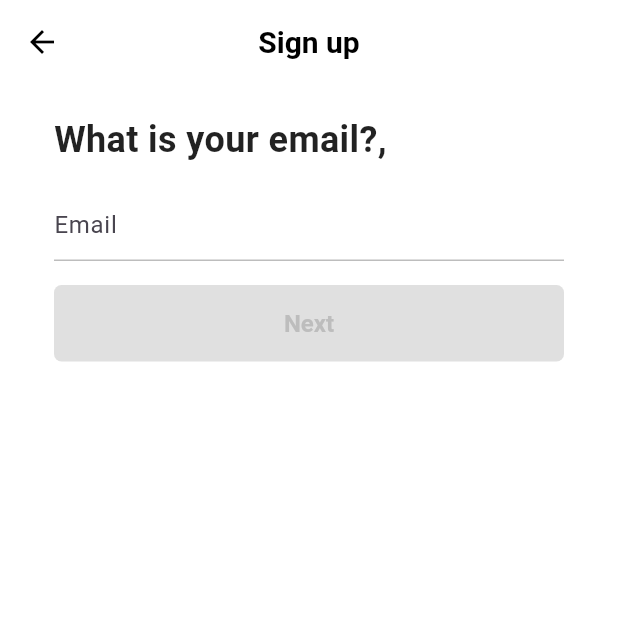
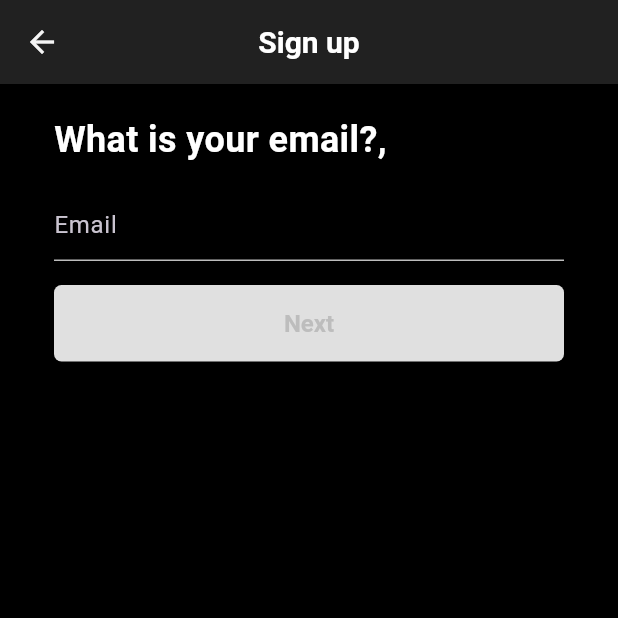
Before and after one commit to ghrms80/tiktok-clone, a Flutter app: the EmailScreen screen opened directly with empty values, on a phone screen of 412 x 824 dp, the top half of it. Run offline on Flutter 3.47's test engine with Material 2 defaults, Android fonts, the phone set to English and light mode, and no system bars; our stand-ins replace font_awesome_flutter, go_router, marquee, video_player, visibility_detector.

```diff
--- a/lib/features/authentication/email_screen.dart
+++ b/lib/features/authentication/email_screen.dart
@@ -12,8 +12,12 @@ class EmailScreenArgs {
 
 class EmailScreen extends StatefulWidget {
   static String routeName = "/email";
+  final String username;
 
-  const EmailScreen({super.key});
+  const EmailScreen({
+    super.key,
+    required this.username,
+  });
 
   @override
   State<EmailScreen> createState() => _EmailScreenState();
@@ -66,7 +70,7 @@ class _EmailScreenState extends State<EmailScreen> {
 
   @override
   Widget build(BuildContext context) {
-    final args = ModalRoute.of(context)!.settings.arguments as EmailScreenArgs;
+    // final args = ModalRoute.of(context)!.settings.arguments as EmailScreenArgs;
     return GestureDetector(
       onTap: _onScaffoldTap,
       child: Scaffold(
@@ -85,7 +89,7 @@ class _EmailScreenState extends State<EmailScreen> {
             children: [
               Gaps.v20,
               Text(
-                "What is your email?, ${args.username}",
+                "What is your email?, ${widget.username}",
                 style: const TextStyle(
                   fontSize: Sizes.size24,
                   fontWeight: FontWeight.w700,
--- a/lib/features/authentication/username_screen.dart
+++ b/lib/features/authentication/username_screen.dart
@@ -1,4 +1,5 @@
 import 'package:flutter/material.dart';
+import 'package:go_router/go_router.dart';
 import 'package:tiktok_clone/constants/gaps.dart';
 import 'package:tiktok_clone/constants/sizes.dart';
 import 'package:tiktok_clone/features/authentication/email_screen.dart';
@@ -35,10 +36,9 @@ class _UsernameScreenState extends State<UsernameScreen> {
 
   void _onNextTap() {
     if (_username.isEmpty) return;
-    Navigator.pushNamed(
-      context,
+    context.push(
       EmailScreen.routeName,
-      arguments: EmailScreenArgs(username: _username),
+      extra: EmailScreenArgs(username: _username),
     );
   }
 
--- a/lib/features/main_navigation/main_navigation_screen.dart
+++ b/lib/features/main_navigation/main_navigation_screen.dart
@@ -63,7 +63,10 @@ class _MainNavigationScreenState extends State<MainNavigationScreen> {
           ),
           Offstage(
             offstage: _selectedIndex != 4,
-            child: const UserProfileScreen(username: "니꼬"),
+            child: const UserProfileScreen(
+              username: "니꼬",
+              tab: "",
+            ),
           ),
         ],
       ),
--- a/lib/features/users/user_profile_screen.dart
+++ b/lib/features/users/user_profile_screen.dart
@@ -7,9 +7,11 @@ import 'package:tiktok_clone/features/users/widgets/persistent_tab_bar.dart';
 
 class UserProfileScreen extends StatefulWidget {
   final String username;
+  final String tab;
   const UserProfileScreen({
     super.key,
     required this.username,
+    required this.tab,
   });
 
   @override
@@ -31,6 +33,7 @@ class _UserProfileScreenState extends State<UserProfileScreen> {
       backgroundColor: Theme.of(context).appBarTheme.backgroundColor,
       body: SafeArea(
         child: DefaultTabController(
+          initialIndex: widget.tab == "likes" ? 1 : 0,
           length: 2,
           child: NestedScrollView(
             headerSliverBuilder: (context, innerBoxIsScrolled) {
--- a/lib/main.dart
+++ b/lib/main.dart
@@ -37,7 +37,8 @@ class TicTokApp extends StatelessWidget {
         Locale('en'),
         Locale('ko'),
       ],
-      themeMode: ThemeMode.system,
+      // themeMode: ThemeMode.system,
+      themeMode: ThemeMode.dark,
       theme: ThemeData(
         useMaterial3: true,
         brightness: Brightness.light,
```
Also changed, not shown: lib/router.dart (+6 -1 lines).
